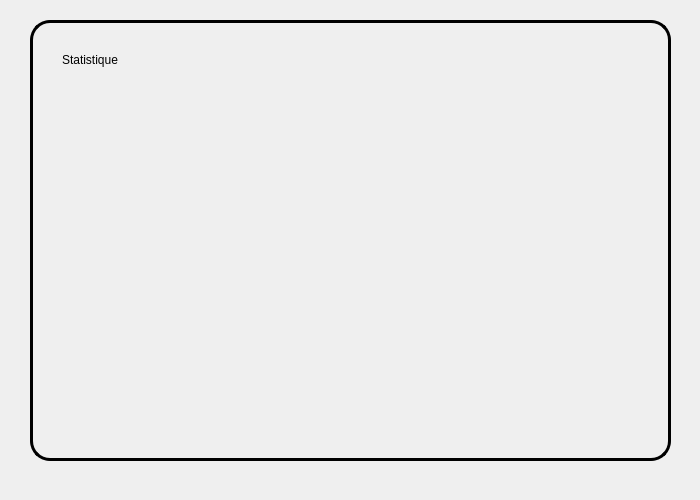
Qt form statistique.ui (ProjetCPP2A21/projetcpp-2a21-smart-summer-club) before a commit.
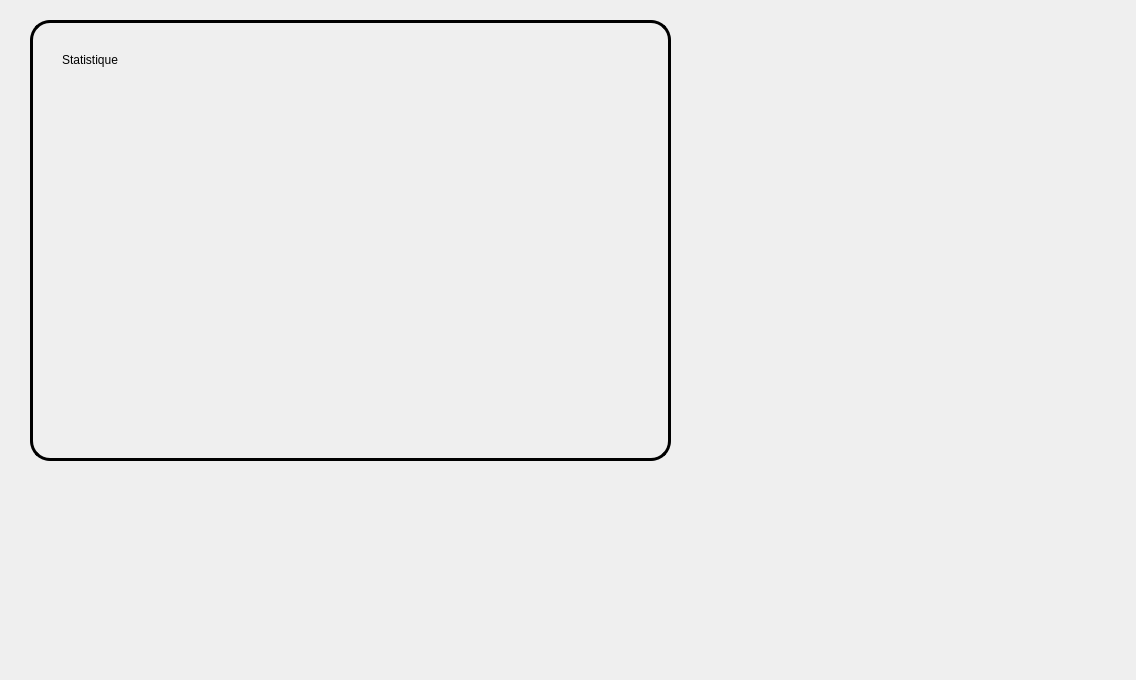
The same form after that commit.

```diff
--- a/statistique.ui
+++ b/statistique.ui
@@ -6,8 +6,8 @@
    <rect>
     <x>0</x>
     <y>0</y>
-    <width>700</width>
-    <height>500</height>
+    <width>1136</width>
+    <height>680</height>
    </rect>
   </property>
   <property name="windowTitle">
```
